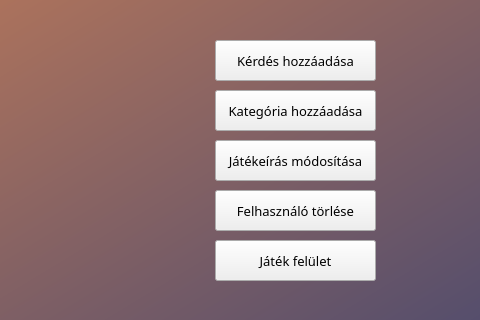
Before: the Qt Designer form qtserver/adminfelulet.ui in p-anna9603/fancy_nev, drawn with Qt 5; both pictures show x 595 to 1075 and y 150 to 470 of the 1075 by 655 pixel window.
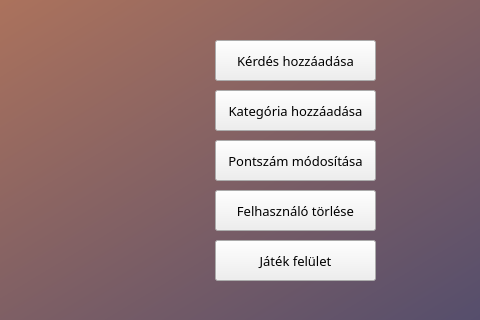
After: the same form once the commit is applied. Icons and pictures are not drawn.

Commit message:
Kérdés hozzáadása,Pontszám módosítás, Kategória hozzáadása
Kérdés hozzáadás: Combobox adatbázisból kéri a kategóriákat, kérdést sikeresen hozzá lehet adni
Pontszámmódosítás működik
Kategóriahozzáadás működik

```diff
--- a/qtserver/adminfelulet.ui
+++ b/qtserver/adminfelulet.ui
@@ -218,7 +218,7 @@
      </font>
     </property>
     <property name="text">
-     <string>Játékeírás módosítása</string>
+     <string>Pontszám módosítása</string>
     </property>
    </widget>
    <widget class="QPushButton" name="buttonOption4">
```
The commit also changes 14 other files.
